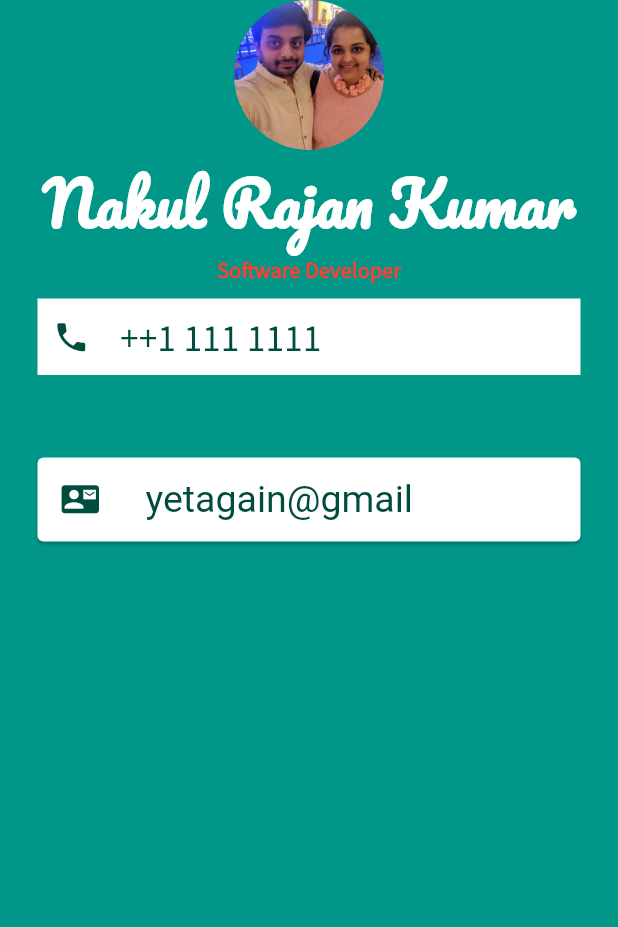
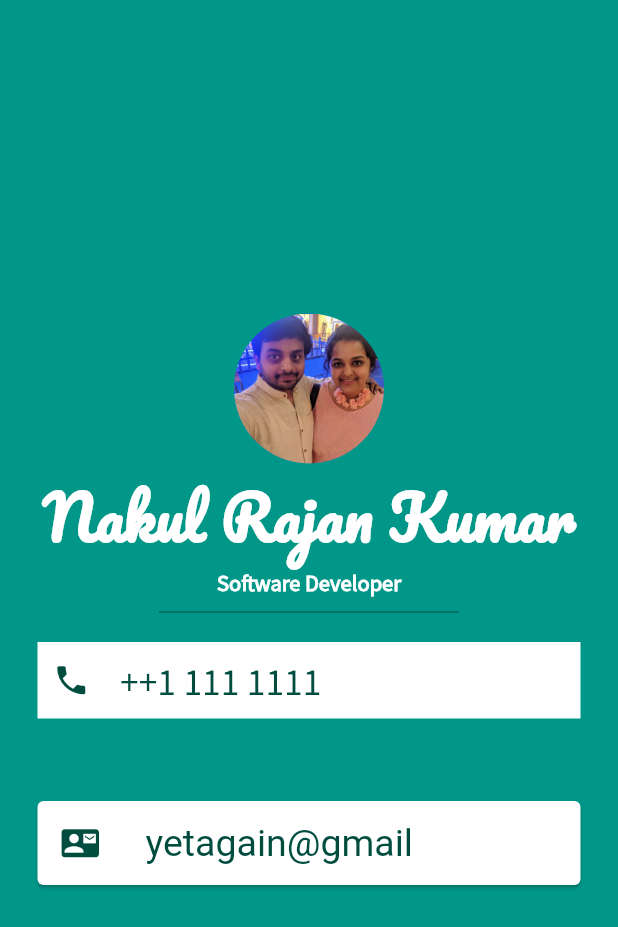
Before and after one commit to deeks-codestar/MiCard, a Flutter app: the screen it shows after launch, on a phone screen of 412 x 824 dp. Shown: the top 927 px of the screen. Run offline on Flutter 3.47's test engine with Material 2 defaults, Android fonts, the phone set to English and light mode, and no system bars; Roboto replaces fonts that are missing (SourceSansProRegular).

Commit message:
Add Card instead of a container

```diff
--- a/lib/main.dart
+++ b/lib/main.dart
@@ -11,7 +11,10 @@ class MyApp extends StatelessWidget {
     return MaterialApp(
       home: Scaffold(
         backgroundColor: Colors.teal,
-        body: Column(
+        // Put everything inside safe area so it doesn't overflow in other layouts.
+        body: SafeArea(
+          child: Column(
+            mainAxisAlignment: MainAxisAlignment.center,
             children: <Widget>[
               CircleAvatar(
                 radius: 50,
@@ -29,14 +32,27 @@ class MyApp extends StatelessWidget {
               Text(
                   "Software Developer",
                   style: TextStyle(
-                  color: Colors.red,
+                    color: Colors.white,
                     fontFamily: 'SourceSansPro',
                     fontSize: 15,
                     fontWeight: FontWeight.bold,
                   )
               ),
+              // NOTES: Anything to be within certain dimensions like the line,
+              // Can be added into sized box.
+              SizedBox(
+                // Limit how wide in the screen
+                width: 200,
+                // NOTES: Heigth to get some distance from above n below
+                height: 20,
+                child: Divider(
+                  color: Colors.teal.shade900,
+                ),
+              ),
               Container(
+                // Provide margin outside the container separating text above.
                 margin: EdgeInsets.symmetric(vertical: 10, horizontal: 25),
+                // Padding within the container separating the text from the border.
                 padding: EdgeInsets.all(10),
                 color: Colors.white,
                 child: Row(
@@ -46,6 +62,7 @@ class MyApp extends StatelessWidget {
                       color: Colors.teal.shade900,
                       size: 25
                     ),
+                    // To provide distance between elements in a row.
                     SizedBox(
                       width: 20,
                     ),
@@ -56,17 +73,21 @@ class MyApp extends StatelessWidget {
                         color: Colors.teal.shade900,
                         fontSize: 25
                       ),
-
-                  )
+                    ),
                   ],
                 ),
               ),
               SizedBox(
                 height: 20,
               ),
-            // NOTES: Add padding around Card, because Card does not have
+              // Card provides rounded edges and feel of MD.
+              // It does not support padding. Hence remove padding. But if you
+              // need padding around the children of a card, you can wrap the
+              // children inside padding.
               Card(
                 margin: EdgeInsets.all(25),
+                // Replace with ListTile use usually with Card. And very useful in
+                // over using a row, since this is exactly what u need.
                 child: ListTile(
                   leading: Icon(
                     Icons.contact_mail,
@@ -81,10 +102,10 @@ class MyApp extends StatelessWidget {
                       fontSize: 25,
                     ),
                   )
-              )
-
+                ),
               ),
             ],
+          ),
         ),
       ),
     );
```
Lines whose indentation alone changed are shown as unchanged.
